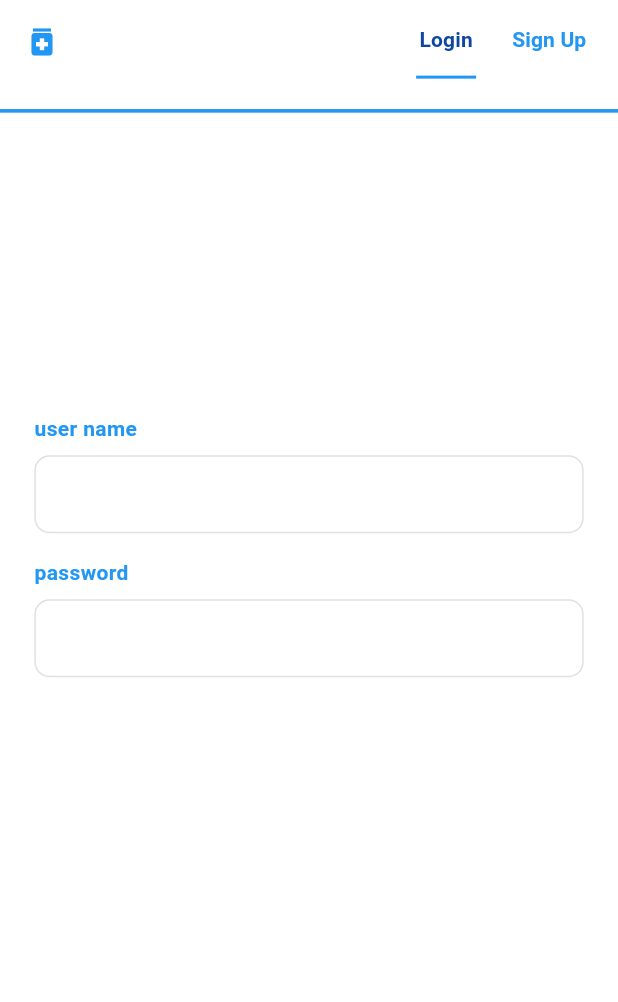
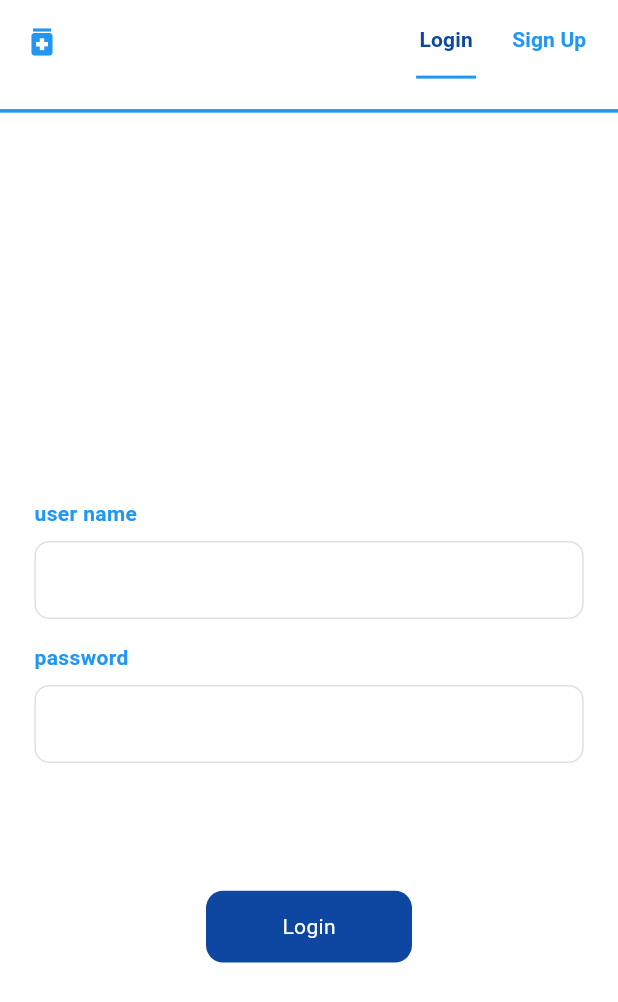
Before and after one commit to YasmeenGad/medical-app, a Flutter app: the screen it shows after launch, on a phone screen of 412 x 824 dp. Shown: the top 1002 px of the screen. Run offline on Flutter 3.47's test engine with Material 3 defaults, Android fonts, the phone set to English and light mode, and no system bars; our stand-ins replace flutter_screenutil.

Commit message:
feat: create custom button

```diff
--- /dev/null
+++ b/lib/core/utils/widgets/buttons/custom_button.dart
@@ -0,0 +1,25 @@
+import 'package:flutter/material.dart';
+import 'package:flutter_screenutil/flutter_screenutil.dart';
+
+import '../../../styles/colors/my_colors.dart';
+
+class CustomButton extends StatelessWidget {
+  const CustomButton({super.key});
+
+  @override
+  Widget build(BuildContext context) {
+    return Container(
+      height: 40.h,
+      width: 120.w,
+      decoration: BoxDecoration(
+        color: MyColors.darkBlue,
+        borderRadius: BorderRadius.circular(10.r),
+      ),
+      child: Center(
+          child: Text(
+        "Login",
+        style: TextStyle(color: MyColors.whiteColor),
+      )),
+    );
+  }
+}
--- a/lib/features/auth/presentation/widgets/custom_login.dart
+++ b/lib/features/auth/presentation/widgets/custom_login.dart
@@ -2,6 +2,8 @@ import 'package:flutter/material.dart';
 import 'package:flutter_screenutil/flutter_screenutil.dart';
 import 'package:medical_app/core/styles/colors/my_colors.dart';
 import 'package:medical_app/features/auth/presentation/widgets/custom_text_field.dart';
+
+import '../../../../core/utils/widgets/buttons/custom_button.dart';
 
 class CustomLogin extends StatelessWidget {
   const CustomLogin({super.key});
@@ -10,7 +12,7 @@ class CustomLogin extends StatelessWidget {
   Widget build(BuildContext context) {
     return SingleChildScrollView(
         child: SizedBox(
-      height: MediaQuery.sizeOf(context).height * 0.7,
+      height: MediaQuery.sizeOf(context).height,
       child: Padding(
         padding: EdgeInsets.all(20.r),
         child: Column(
@@ -22,6 +24,13 @@ class CustomLogin extends StatelessWidget {
               text: "user name",
             ),
             CustomTextField(text: "password"),
+            Padding(
+              padding: EdgeInsets.only(top: 58.h),
+              child: Align(
+                alignment: Alignment.center,
+                child: const CustomButton(),
+              ),
+            )
           ],
         ),
       ),
```
